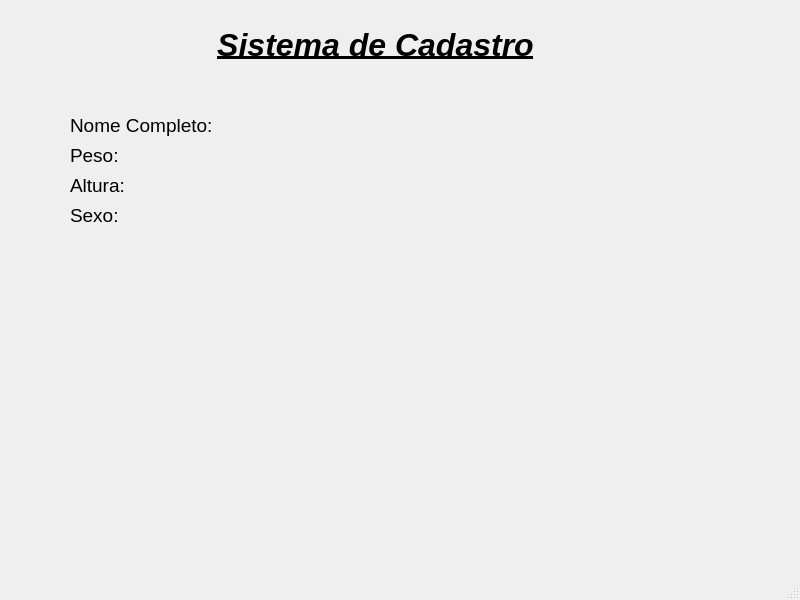
Above: Projeto/mainwindow.ui from cpedrohenrique1/ClinGYN before the change. Below: the same form after it.
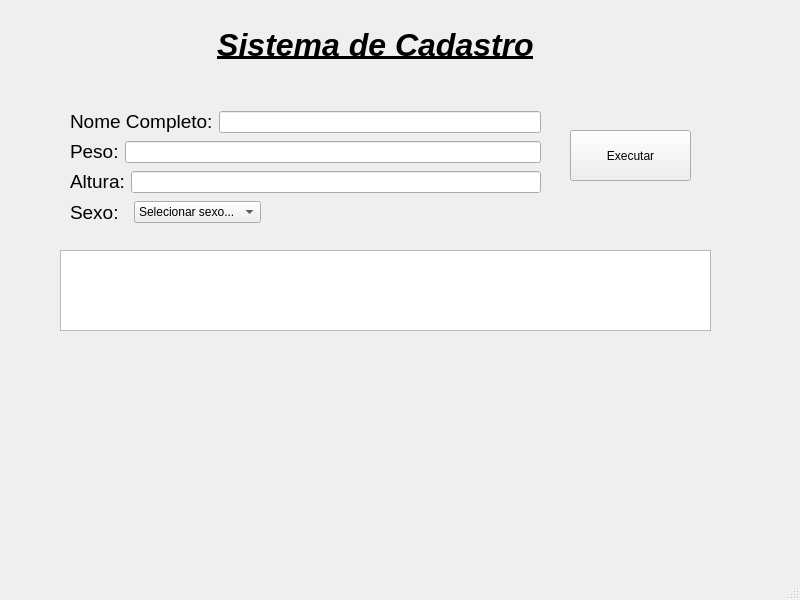
That is the form after the change.

```diff
--- a/Projeto/mainwindow.ui
+++ b/Projeto/mainwindow.ui
@@ -27,57 +27,132 @@
      <string>&lt;html&gt;&lt;head/&gt;&lt;body&gt;&lt;p align=&quot;center&quot;&gt;&lt;span style=&quot; font-size:24pt; font-weight:700; font-style:italic; text-decoration: underline;&quot;&gt;Sistema de Cadastro&lt;/span&gt;&lt;/p&gt;&lt;/body&gt;&lt;/html&gt;</string>
     </property>
    </widget>
-   <widget class="QLabel" name="label_2">
+   <widget class="QPushButton" name="BotaoExecutar">
+    <property name="geometry">
+     <rect>
+      <x>570</x>
+      <y>130</y>
+      <width>121</width>
+      <height>51</height>
+     </rect>
+    </property>
+    <property name="text">
+     <string>Executar</string>
+    </property>
+   </widget>
+   <widget class="QTextEdit" name="SaidaTexto">
+    <property name="geometry">
+     <rect>
+      <x>60</x>
+      <y>250</y>
+      <width>651</width>
+      <height>81</height>
+     </rect>
+    </property>
+   </widget>
+   <widget class="QWidget" name="">
     <property name="geometry">
      <rect>
       <x>70</x>
       <y>110</y>
-      <width>151</width>
-      <height>31</height>
+      <width>471</width>
+      <height>24</height>
      </rect>
     </property>
-    <property name="text">
-     <string>&lt;html&gt;&lt;head/&gt;&lt;body&gt;&lt;p&gt;&lt;span style=&quot; font-size:14pt;&quot;&gt;Nome Completo:&lt;/span&gt;&lt;/p&gt;&lt;/body&gt;&lt;/html&gt;</string>
-    </property>
+    <layout class="QHBoxLayout" name="horizontalLayout">
+     <item>
+      <widget class="QLabel" name="label_2">
+       <property name="text">
+        <string>&lt;html&gt;&lt;head/&gt;&lt;body&gt;&lt;p&gt;&lt;span style=&quot; font-size:14pt;&quot;&gt;Nome Completo:&lt;/span&gt;&lt;/p&gt;&lt;/body&gt;&lt;/html&gt;</string>
+       </property>
+      </widget>
+     </item>
+     <item>
+      <widget class="QLineEdit" name="nomeCompletoInput"/>
+     </item>
+    </layout>
    </widget>
-   <widget class="QLabel" name="label_3">
+   <widget class="QWidget" name="">
     <property name="geometry">
      <rect>
       <x>70</x>
       <y>140</y>
-      <width>51</width>
-      <height>31</height>
+      <width>471</width>
+      <height>24</height>
      </rect>
     </property>
-    <property name="text">
-     <string>&lt;html&gt;&lt;head/&gt;&lt;body&gt;&lt;p&gt;&lt;span style=&quot; font-size:14pt;&quot;&gt;Peso:&lt;/span&gt;&lt;/p&gt;&lt;/body&gt;&lt;/html&gt;</string>
-    </property>
+    <layout class="QHBoxLayout" name="horizontalLayout_2">
+     <item>
+      <widget class="QLabel" name="label_3">
+       <property name="text">
+        <string>&lt;html&gt;&lt;head/&gt;&lt;body&gt;&lt;p&gt;&lt;span style=&quot; font-size:14pt;&quot;&gt;Peso:&lt;/span&gt;&lt;/p&gt;&lt;/body&gt;&lt;/html&gt;</string>
+       </property>
+      </widget>
+     </item>
+     <item>
+      <widget class="QLineEdit" name="pesoInput"/>
+     </item>
+    </layout>
    </widget>
-   <widget class="QLabel" name="label_4">
-    <property name="geometry">
-     <rect>
-      <x>70</x>
-      <y>200</y>
-      <width>51</width>
-      <height>31</height>
-     </rect>
-    </property>
-    <property name="text">
-     <string>&lt;html&gt;&lt;head/&gt;&lt;body&gt;&lt;p&gt;&lt;span style=&quot; font-size:14pt;&quot;&gt;Sexo:&lt;/span&gt;&lt;/p&gt;&lt;/body&gt;&lt;/html&gt;</string>
-    </property>
-   </widget>
-   <widget class="QLabel" name="label_5">
+   <widget class="QWidget" name="">
     <property name="geometry">
      <rect>
       <x>70</x>
       <y>170</y>
-      <width>61</width>
-      <height>31</height>
+      <width>471</width>
+      <height>24</height>
      </rect>
     </property>
-    <property name="text">
-     <string>&lt;html&gt;&lt;head/&gt;&lt;body&gt;&lt;p&gt;&lt;span style=&quot; font-size:14pt;&quot;&gt;Altura:&lt;/span&gt;&lt;/p&gt;&lt;/body&gt;&lt;/html&gt;</string>
+    <layout class="QHBoxLayout" name="horizontalLayout_3">
+     <item>
+      <widget class="QLabel" name="label_5">
+       <property name="text">
+        <string>&lt;html&gt;&lt;head/&gt;&lt;body&gt;&lt;p&gt;&lt;span style=&quot; font-size:14pt;&quot;&gt;Altura:&lt;/span&gt;&lt;/p&gt;&lt;/body&gt;&lt;/html&gt;</string>
+       </property>
+      </widget>
+     </item>
+     <item>
+      <widget class="QLineEdit" name="alturaInput"/>
+     </item>
+    </layout>
+   </widget>
+   <widget class="QWidget" name="">
+    <property name="geometry">
+     <rect>
+      <x>70</x>
+      <y>200</y>
+      <width>191</width>
+      <height>25</height>
+     </rect>
     </property>
+    <layout class="QHBoxLayout" name="horizontalLayout_4">
+     <item>
+      <widget class="QLabel" name="label_4">
+       <property name="text">
+        <string>&lt;html&gt;&lt;head/&gt;&lt;body&gt;&lt;p&gt;&lt;span style=&quot; font-size:14pt;&quot;&gt;Sexo:&lt;/span&gt;&lt;/p&gt;&lt;/body&gt;&lt;/html&gt;</string>
+       </property>
+      </widget>
+     </item>
+     <item>
+      <widget class="QComboBox" name="SexoInput">
+       <item>
+        <property name="text">
+         <string>Selecionar sexo...</string>
+        </property>
+       </item>
+       <item>
+        <property name="text">
+         <string>Masculino</string>
+        </property>
+       </item>
+       <item>
+        <property name="text">
+         <string>Feminino</string>
+        </property>
+       </item>
+      </widget>
+     </item>
+    </layout>
    </widget>
   </widget>
   <widget class="QMenuBar" name="menubar">
```
